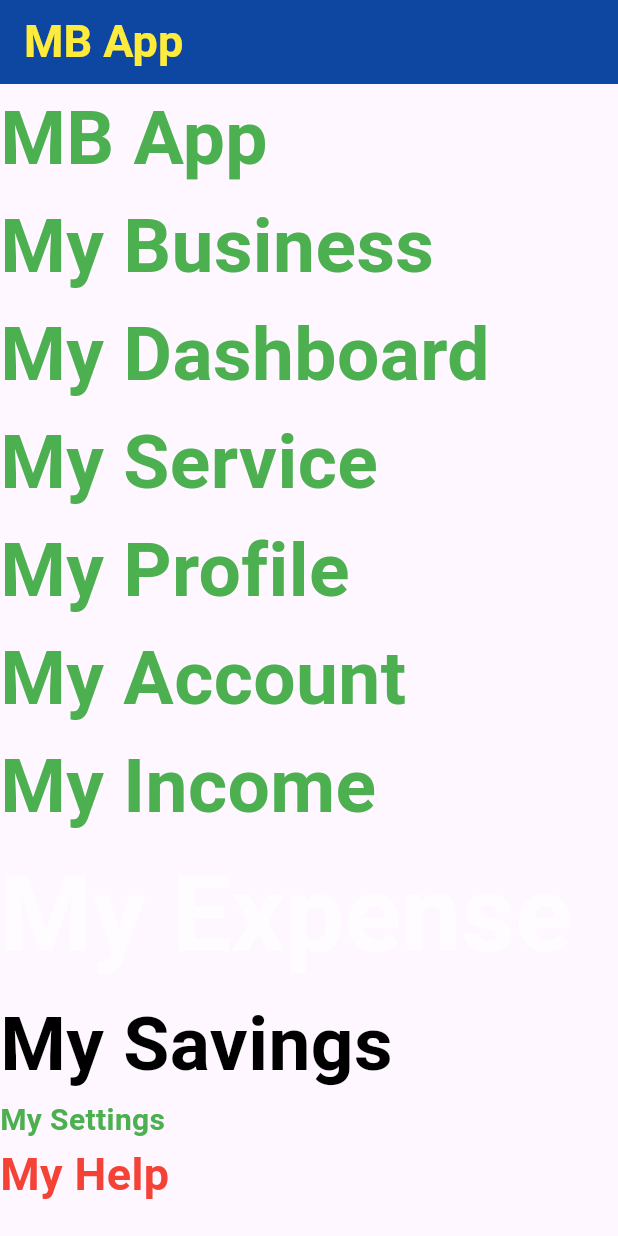
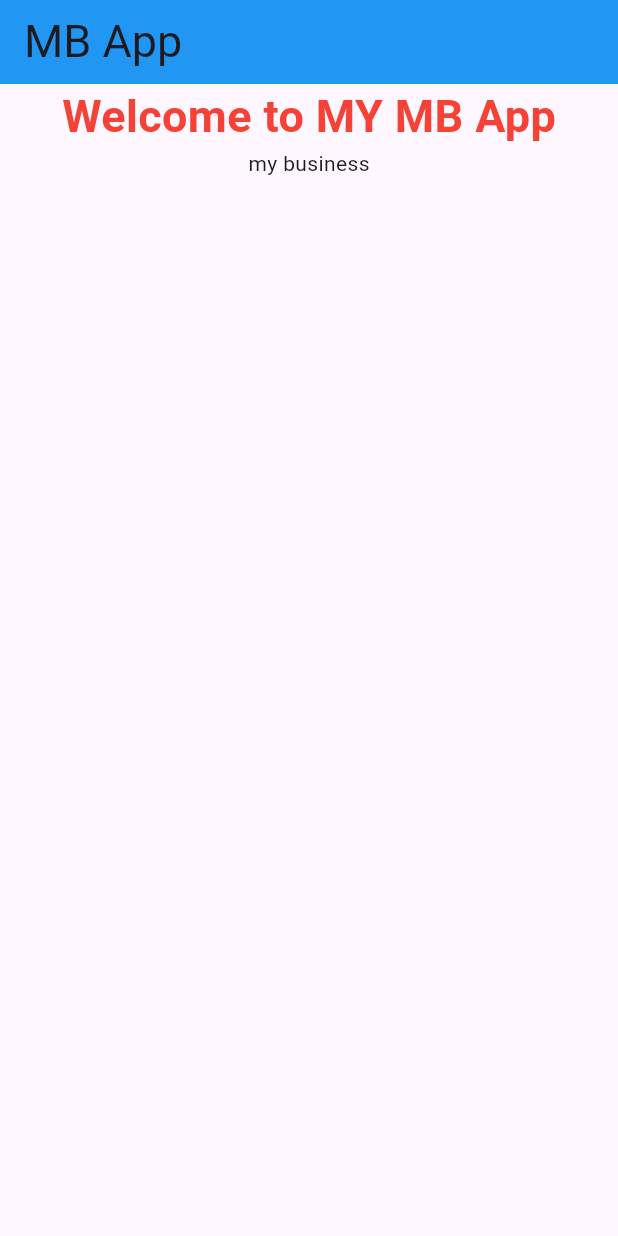
Before and after one commit to mdmastofa123-ship-it/flutter-practice, a Flutter app: the screen it shows after launch, on a phone screen of 412 x 824 dp. Run offline on Flutter 3.47's test engine with Material 3 defaults, Android fonts, the light colour scheme and no system bars.

Commit message:
Add Module 6 practice and Module 7 assignment

```diff
--- a/lib/main.dart
+++ b/lib/main.dart
@@ -1,5 +1,5 @@
 import 'package:flutter/material.dart';
-import 'ostad_flutter_learning/Module_5/app.dart';
+import 'ostad_flutter_learning/Module_6/app.dart';
 void main (){
   runApp(const MyApp());
 }
--- /dev/null
+++ b/lib/ostad_flutter_learning/module_6/app.dart
@@ -0,0 +1,13 @@
+import 'package:flutter/material.dart';
+import 'home_page.dart';
+
+class MyApp extends StatelessWidget{
+  const MyApp ({super.key});
+
+  @override
+  Widget build(BuildContext context) {
+    return MaterialApp(
+      home: HomePage(),
+    );
+  }
+}
--- /dev/null
+++ b/lib/ostad_flutter_learning/module_6/home_page.dart
@@ -0,0 +1,36 @@
+import 'package:flutter/material.dart';
+
+class HomePage extends StatelessWidget  {
+  const HomePage({super.key});
+
+  @override
+  Widget build(BuildContext context ){
+    return Scaffold(
+      appBar: AppBar(
+        backgroundColor: Colors.blue.shade500,
+        title: const Text('MB App',
+        style: TextStyle(
+          fontSize: 30,
+         ),
+        ),
+      ),
+      body: const Center(
+        child: Column( children: [
+          Text(
+            'Welcome to MY MB App',
+            style: TextStyle(
+              color: Colors.red,
+              fontSize: 30,
+              fontWeight: FontWeight.bold,
+            ),
+          ),
+          Text (
+              "my business"),
+        ],
+        )
+
+
+        ),
+    );
+  }
+}
```
Also changed, not shown: lib/ostad_flutter_learning/module_7/assignment_7_module_7.dart (added, +186 -0 lines).
